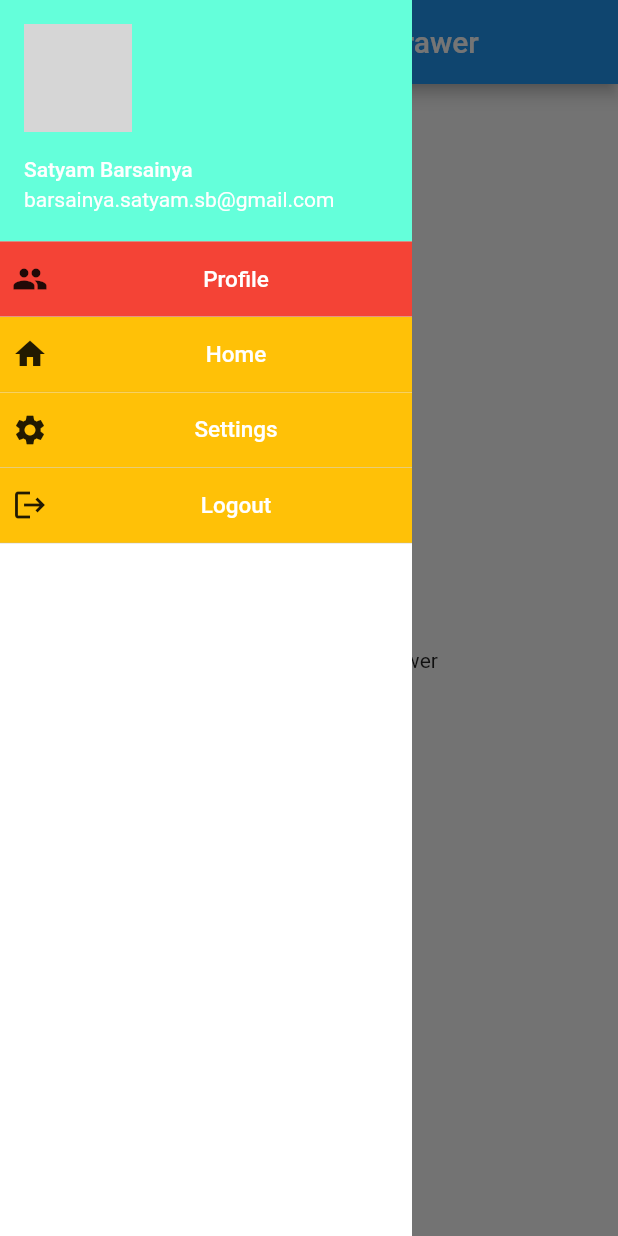
After one commit to satyambarsainya/dynamic_navigation_drawer, a Flutter app: the screen it shows after launch, with the side drawer open, on a phone screen of 412 x 824 dp. The commit adds this screen. Run offline on Flutter 3.47's test engine with Material 2 defaults, Android fonts, the phone set to English and light mode, and no system bars; missing offline and left inert: dart:html; network calls fail; grey boxes are pictures that could not be loaded.

Commit message:
Separated the ListWithIcon and ListWithoutIcon

```diff
--- a/example/lib/main.dart
+++ b/example/lib/main.dart
@@ -1,4 +1,4 @@
-import 'package:dynamic_navigation_drawer/dynamic_navigation_drawer.dart';
+import 'package:dynamic_navigation_drawer/dynamic_navigation_drawer_with_icon.dart';
 import 'package:flutter/foundation.dart';
 import 'package:flutter/material.dart';
 import 'package:flutter/services.dart';
@@ -15,6 +15,8 @@ class MyApp extends StatefulWidget {
 }
 
 class _MyAppState extends State<MyApp> {
+  late int selectedIndex = 0;
+
   @override
   Widget build(BuildContext context) {
     SystemChrome.setSystemUIOverlayStyle(const SystemUiOverlayStyle(
@@ -34,11 +36,10 @@ class _MyAppState extends State<MyApp> {
     titleList.add("Logout");
 
     return Scaffold(
-      drawer: DynamicNavigationDrawer(
+      // Below widget can be used to render Dynamic Navigation Drawer with icon
+      drawer: DynamicNavigationDrawerWithIcon(
+        initialSelectionIndex: selectedIndex,
         tileListWithIcon: tileListWithIcon,
-        tileListWithIconRequired: true,
-        onlyTileListRequired: false,
-        tileList: titleList,
         isDrawerHeaderRequired: true,
         accountName: "Satyam Barsainya",
         accountEmail: "barsainya.satyam.sb@gmail.com",
@@ -51,20 +52,40 @@ class _MyAppState extends State<MyApp> {
         menuNotSelectedColor: Colors.amber,
         backgroundColorForDrawerHeader: Colors.amber,
         backgroundColorForMenu: Colors.green,
-        onTap: (String value) {
+        onTap: (String value, int index) {
           if (kDebugMode) {
             print(value);
           }
         },
       ),
+      // Below widget can be used to render Dynamic Navigation Drawer without icon
+      // drawer: DynamicNavigationDrawerWithoutIcon(
+      //   tileList: titleList,
+      //   initialSelectionIndex: selectedIndex,
+      //   isDrawerHeaderRequired: true,
+      //   accountName: "Satyam Barsainya",
+      //   accountEmail: "barsainya.satyam.sb@gmail.com",
+      //   imageUrl: "https://www.w3schools.com/howto/img_avatar.png",
+      //   drawerMenuHeight: 50,
+      //   drawerWidth: 1.5,
+      //   menuFontColor: Colors.white,
+      //   menuFontSize: 15,
+      //   menuTextAlign: TextAlign.center,
+      //   menuNotSelectedColor: Colors.amber,
+      //   backgroundColorForDrawerHeader: Colors.amber,
+      //   backgroundColorForMenu: Colors.green,
+      //   onTap: (String value, int index) {
+      //     selectedIndex = index;
+      //     if (kDebugMode) {
+      //       print(value);
+      //     }
+      //   },
+      // ),
       appBar: AppBar(
         title: const Text('Dynamic Navigation Drawer'),
       ),
-      body: GestureDetector(
-        onTap: () {},
-        child: const Center(
-          child: Text('Dynamic Navigation Drawer'),
-        ),
+      body: const Center(
+        child: Text('Dynamic Navigation Drawer'),
       ),
     );
   }
--- /dev/null
+++ b/lib/dynamic_navigation_drawer_with_icon.dart
@@ -0,0 +1,160 @@
+import 'package:flutter/material.dart';
+
+class DynamicNavigationDrawerWithIcon extends StatefulWidget {
+  final Function(String, int) onTap;
+  final MaterialColor backgroundColorForMenu;
+  final MaterialColor backgroundColorForDrawerHeader;
+  final MaterialColor? backgroundColorForDrawerPane;
+  final double drawerWidth;
+  final double drawerMenuHeight;
+  final Map<String, IconData> tileListWithIcon;
+  final Color? menuFontColor;
+  final double? menuFontSize;
+  final TextAlign? menuTextAlign;
+  final bool isDrawerHeaderRequired;
+  final String? accountName;
+  final String? accountEmail;
+  final String? imageUrl;
+  int initialSelectionIndex;
+  final MaterialColor menuNotSelectedColor;
+
+  DynamicNavigationDrawerWithIcon(
+      {Key? key,
+      required this.onTap,
+      required this.backgroundColorForMenu,
+      required this.backgroundColorForDrawerHeader,
+      this.backgroundColorForDrawerPane,
+      required this.drawerWidth,
+      required this.drawerMenuHeight,
+      this.menuFontColor,
+      this.menuFontSize,
+      this.menuTextAlign,
+      required this.isDrawerHeaderRequired,
+      required this.menuNotSelectedColor,
+      required this.tileListWithIcon,
+      this.accountName,
+      this.accountEmail,
+      this.imageUrl,
+      required this.initialSelectionIndex})
+      : super(key: key);
+
+  @override
+  DynamicNavigationDrawerWithIconState createState() =>
+      DynamicNavigationDrawerWithIconState();
+}
+
+class DynamicNavigationDrawerWithIconState
+    extends State<DynamicNavigationDrawerWithIcon> {
+  @override
+  Widget build(BuildContext context) {
+    return Column(
+      crossAxisAlignment: widget.isDrawerHeaderRequired
+          ? CrossAxisAlignment.start
+          : CrossAxisAlignment.start,
+      children: [
+        widget.isDrawerHeaderRequired
+            ? buildDrawerHeader(context)
+            : Container(),
+        buildDrawerMenuWithIcon(context)
+      ],
+    );
+  }
+
+  Widget buildDrawerMenuWithIcon(BuildContext context) {
+    return Expanded(
+      child: Container(
+        color: widget.backgroundColorForDrawerPane ?? Colors.white,
+        width: MediaQuery.of(context).size.width / widget.drawerWidth,
+        height: MediaQuery.of(context).size.height,
+        child: MediaQuery.removePadding(
+          context: context,
+          removeTop: widget.isDrawerHeaderRequired ? true : false,
+          child: ListView(
+            padding: EdgeInsets.zero,
+            children: [
+              ListView.builder(
+                shrinkWrap: true,
+                physics: const ClampingScrollPhysics(),
+                itemCount: widget.tileListWithIcon.length,
+                itemBuilder: (BuildContext context, int index) {
+                  return Column(
+                    children: [
+                      GestureDetector(
+                        onTap: () {
+                          setState(() {
+                            widget.initialSelectionIndex = index;
+                            widget.onTap(
+                                widget.tileListWithIcon.keys.elementAt(index),
+                                widget.initialSelectionIndex);
+                            Navigator.of(context).pop();
+                          });
+                        },
+                        child: Container(
+                          color: widget.initialSelectionIndex == index
+                              ? Colors.red
+                              : widget.menuNotSelectedColor,
+                          height: widget.drawerMenuHeight,
+                          child: Row(
+                            children: [
+                              Padding(
+                                padding: const EdgeInsets.all(8.0),
+                                child: Icon(
+                                  widget.tileListWithIcon.values
+                                      .elementAt(index),
+                                ),
+                              ),
+                              Expanded(
+                                child: Center(
+                                  child: Text(
+                                    widget.tileListWithIcon.keys
+                                        .elementAt(index),
+                                    style: TextStyle(
+                                        color: widget.menuFontColor,
+                                        fontWeight: FontWeight.w500,
+                                        fontSize: widget.menuFontSize ?? 10.0),
+                                  ),
+                                ),
+                              )
+                            ],
+                          ),
+                        ),
+                      ),
+                      const Divider(height: 0.3)
+                    ],
+                  );
+                },
+              ),
+            ],
+          ),
+        ),
+      ),
+    );
+  }
+
+  Widget buildDrawerHeader(BuildContext context) {
+    return SizedBox(
+      width: MediaQuery.of(context).size.width / (widget.drawerWidth),
+      child: UserAccountsDrawerHeader(
+        margin: const EdgeInsets.only(bottom: 0.0),
+        decoration: const BoxDecoration(
+          color: Colors.tealAccent,
+        ),
+        accountName: Text(widget.accountName.toString()),
+        accountEmail: Text(widget.accountEmail.toString()),
+        currentAccountPicture: CircleAvatar(
+          backgroundColor: Theme.of(context).platform == TargetPlatform.iOS
+              ? Colors.blue
+              : Colors.white,
+          child: Container(
+            decoration: BoxDecoration(
+              shape: BoxShape.circle,
+              image: DecorationImage(
+                  image: NetworkImage(widget.imageUrl.toString()),
+                  fit: BoxFit.fill),
+            ),
+          ),
+        ),
+      ),
+    );
+  }
+}
--- a/pubspec.yaml
+++ b/pubspec.yaml
@@ -1,5 +1,5 @@
 name: dynamic_navigation_drawer
-description: This flutter plugin is for dynamic navigation drawer
+description: This flutter plugin can be used to render the dynamic navigation drawer, where developer can pass the list of title and icons for the navigation drawer.
 version: 0.0.3
 homepage: https://github.com/satyambarsainya/dynamic_navigation_drawer
 
```
Also changed, not shown: lib/dynamic_navigation_drawer.dart (deleted, +0 -256 lines), lib/dynamic_navigation_drawer_without_icon.dart (added, +151 -0 lines), example/pubspec.lock, 1 other file.
